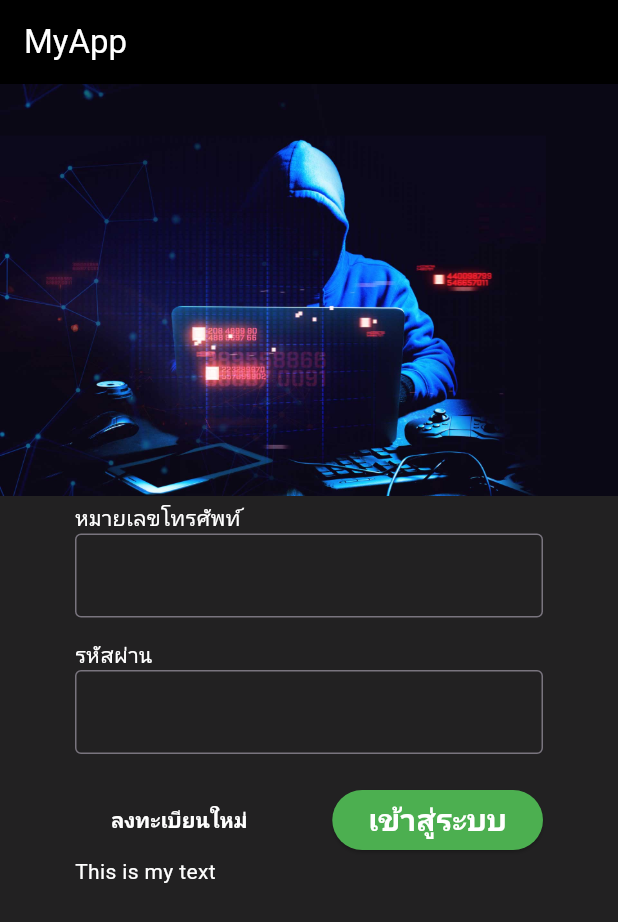
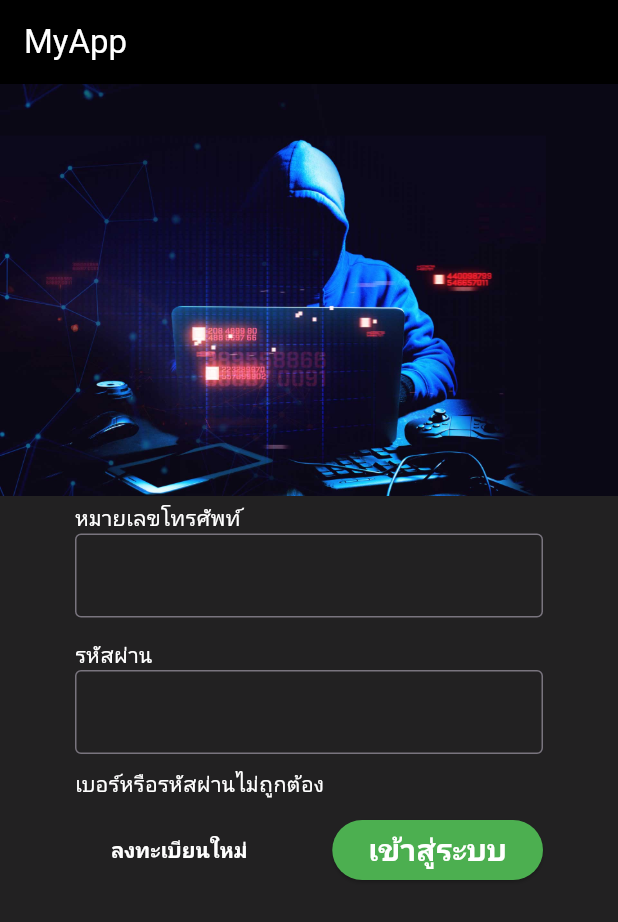
Before and after one commit to passapol146990/Mobile-MSU-DartFlutter1, a Flutter app: the screen it shows after launch, after a tap on "เข้าสู่ระบบ", on a phone screen of 412 x 824 dp. Shown: the top 922 px of the screen. Run offline on Flutter 3.47's test engine with Material 3 defaults, Android fonts, the light colour scheme and no system bars; network calls fail.

Commit message:
update login

```diff
--- a/start_flutter/lib/pages/login.dart
+++ b/start_flutter/lib/pages/login.dart
@@ -2,6 +2,7 @@ import 'dart:developer';
 
 import 'package:flutter/material.dart';
 import 'package:start_flutter/pages/register.dart';
+import 'package:start_flutter/pages/showtrip.dart';
 
 class LoginPage extends StatefulWidget {
   const LoginPage({super.key});
@@ -11,11 +12,12 @@ class LoginPage extends StatefulWidget {
 }
 
 class _LoginPageState extends State<LoginPage> {
-  String text = 'This is my text';
+  String text = '';
   int count = 0;
   String phoneNo = '';
   // TextEditingController phoneCtl = TextEditingController();
   var phoneCtl = TextEditingController();
+  var password = TextEditingController();
 
   @override
   Widget build(BuildContext context) {
@@ -88,6 +90,7 @@ class _LoginPageState extends State<LoginPage> {
                                 ],
                               ),
                               TextField(
+                                controller: password,
                                 obscureText: true,
                                 style: TextStyle(color: Colors.white),
                                 decoration: InputDecoration(
@@ -98,6 +101,11 @@ class _LoginPageState extends State<LoginPage> {
                               ),
                             ],
                           ),
+                        ),
+                        Row(
+                          children: [
+                            Text(text, style: TextStyle(color: Colors.white)),
+                          ],
                         ),
                         Padding(
                           padding: const EdgeInsets.symmetric(vertical: 10),
@@ -126,7 +134,7 @@ class _LoginPageState extends State<LoginPage> {
                                   ),
                                   ElevatedButton(
                                     onPressed: () =>
-                                        login("username", "password"),
+                                        login(phoneCtl.text, password.text),
                                     style: ButtonStyle(
                                       backgroundColor: WidgetStateProperty.all(
                                         Colors.green,
@@ -140,14 +148,6 @@ class _LoginPageState extends State<LoginPage> {
                                         fontWeight: FontWeight.bold,
                                       ),
                                     ),
-                                  ),
-                                ],
-                              ),
-                              Row(
-                                children: [
-                                  Text(
-                                    text,
-                                    style: TextStyle(color: Colors.white),
                                   ),
                                 ],
                               ),
@@ -178,10 +178,19 @@ class _LoginPageState extends State<LoginPage> {
   }
 
   void login(String u, String p) {
-    log(phoneCtl.text);
-    // setState(() {
-    //   count++;
-    //   text = "Login : $count";
-    // });
+    if (u == 'admin' && p == "admin") {
+      log("login success");
+      Navigator.push(
+        context,
+        MaterialPageRoute(builder: (context) => ShowtripPage()),
+      );
+      setState(() {
+        text = '';
+      });
+    } else {
+      setState(() {
+        text = "เบอร์หรือรหัสผ่านไม่ถูกต้อง";
+      });
+    }
   }
 }
```
Also changed, not shown: start_flutter/lib/pages/showtrip.dart (+68 -1 lines).
